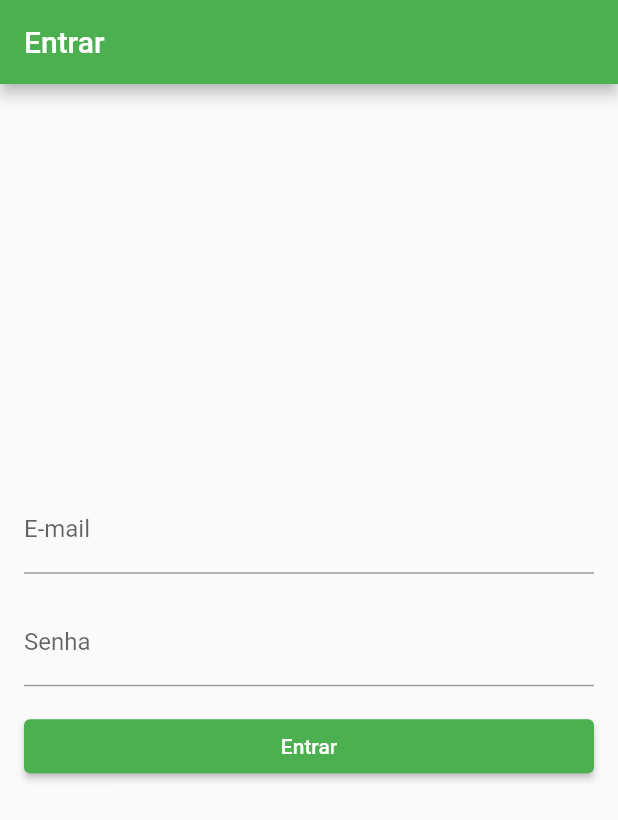
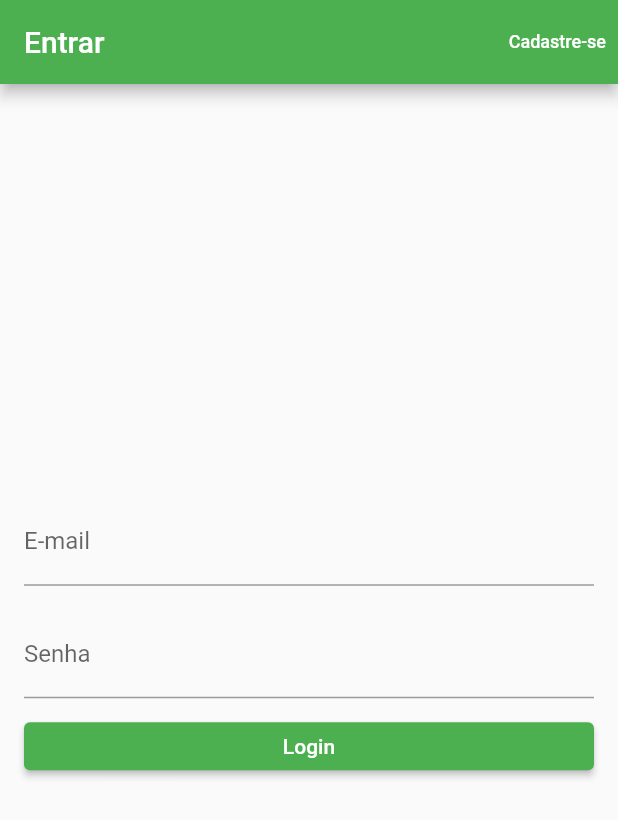
Before and after one commit to rstrack/DGR_Alarmes_App, a Flutter app: the screen it shows after launch, on a phone screen of 412 x 824 dp. Shown: the top 820 px of the screen. Run offline on Flutter 3.47's test engine with Material 2 defaults, Android fonts, the phone set to English and light mode, and no system bars; our stand-ins replace firebase_auth, firebase_core; accounts and stored records are empty.

Commit message:
Cadastro de usuário, e classe usuario

```diff
--- a/lib/home_page.dart
+++ b/lib/home_page.dart
@@ -1,6 +1,7 @@
 import 'package:firebase_auth/firebase_auth.dart';
 import 'package:flutter/material.dart';
 import 'package:testes/menu_drawer.dart';
+import 'package:testes/model/User.dart';
 
 class HomePage extends StatefulWidget {
   const HomePage({super.key, required this.title});
@@ -16,13 +17,16 @@ class _HomePageState extends State<HomePage> {
 
   @override
   Widget build(BuildContext context) {
+
+    var usuarioLogado = Usuario(id: user.uid, email: user.email.toString());
+
     return Scaffold(
       appBar: AppBar(
         title: Text(widget.title),
       ),
       drawer: const MenuDrawer(),
       body:
-          Center(child: Text('Bem vindo ${user.email ?? 'Não encontrado!'}!')),
+          Center(child: Text('Bem vindo ${usuarioLogado.email}!')),
     );
   }
 }
--- a/lib/login_page.dart
+++ b/lib/login_page.dart
@@ -14,6 +14,10 @@ class _LoginPageState extends State<LoginPage> {
   final _passwordController = TextEditingController();
 
   bool _isLoading = false;
+  bool _isLoginMode = true;
+
+  var textBotaoPrincipal = '';
+  var textAppBarBotao = '';
 
   String _errorMessage = '';
 
@@ -27,10 +31,17 @@ class _LoginPageState extends State<LoginPage> {
       final email = _emailController.text.trim();
       final password = _passwordController.text.trim();
 
+      if (_isLoginMode) {
         final result = await auth.signInWithEmailAndPassword(
           email: email,
           password: password,
         );
+      } else {
+        final result = await auth.createUserWithEmailAndPassword(
+          email: email,
+          password: password,
+        );
+      }
 
       // if (result.user != null) {
       //   Navigator.of(context).pushReplacementNamed('/login_page');
@@ -45,9 +56,28 @@ class _LoginPageState extends State<LoginPage> {
 
   @override
   Widget build(BuildContext context) {
+    textBotaoPrincipal = (_isLoginMode) ? 'Login' : 'Registre-se';
+    textAppBarBotao = (_isLoginMode) ? 'Cadastre-se' : 'Login';
+
     return Scaffold(
       appBar: AppBar(
         title: const Text('Entrar'),
+        actions: [
+          TextButton(
+            onPressed: () {
+              setState(() {
+                _isLoginMode = !_isLoginMode;
+              });
+            },
+            child: Text(
+              textAppBarBotao,
+              style: const TextStyle(
+                color: Colors.white,
+                fontSize: 12.0,
+              ),
+            ),
+          ),
+        ],
       ),
       body: SizedBox(
         height: MediaQuery.of(context).size.height,
@@ -90,7 +120,9 @@ class _LoginPageState extends State<LoginPage> {
                       },
                     ),
                     const SizedBox(height: 16.0),
-                    ElevatedButton(
+                    SizedBox(
+                      height: 32,
+                      child: ElevatedButton(
                         onPressed: _isLoading
                             ? null
                             : () {
@@ -100,7 +132,8 @@ class _LoginPageState extends State<LoginPage> {
                               },
                         child: _isLoading
                             ? const CircularProgressIndicator()
-                          : const Text('Entrar'),
+                            : Text(textBotaoPrincipal),
+                      ),
                     ),
                     const SizedBox(height: 16.0),
                     Text(
@@ -110,9 +143,6 @@ class _LoginPageState extends State<LoginPage> {
                         fontSize: 16.0,
                       ),
                     ),
-                    // Text((FirebaseAuth.instance.currentUser == null)
-                    //     ? "Não encontrado!"
-                    //     : FirebaseAuth.instance.currentUser!.email!)
                   ],
                 ),
               ),
--- a/lib/model/User.dart
+++ b/lib/model/User.dart
@@ -1,7 +1,8 @@
-class User {
-  String name;
+class Usuario {
+  String id;
+  String? name;
   String email;
-  String password;
+  String? password;
 
-  User({required this.name, required this.email, required this.password});
+  Usuario({required this.id, this.name = '', required this.email, this.password});
 }
```
Lines whose indentation alone changed are shown as unchanged.
